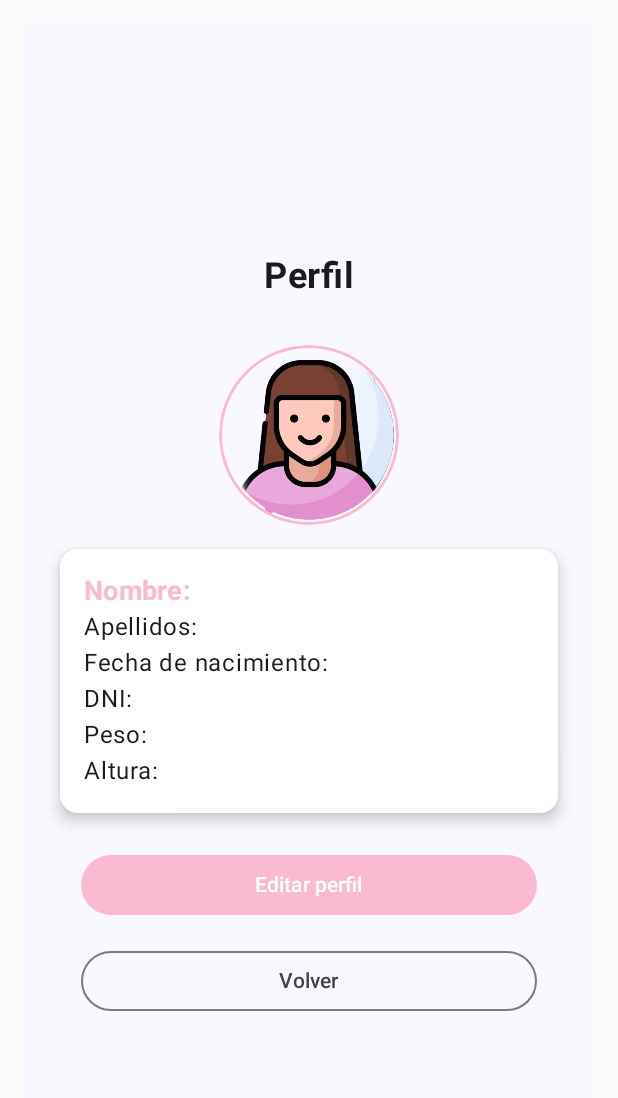
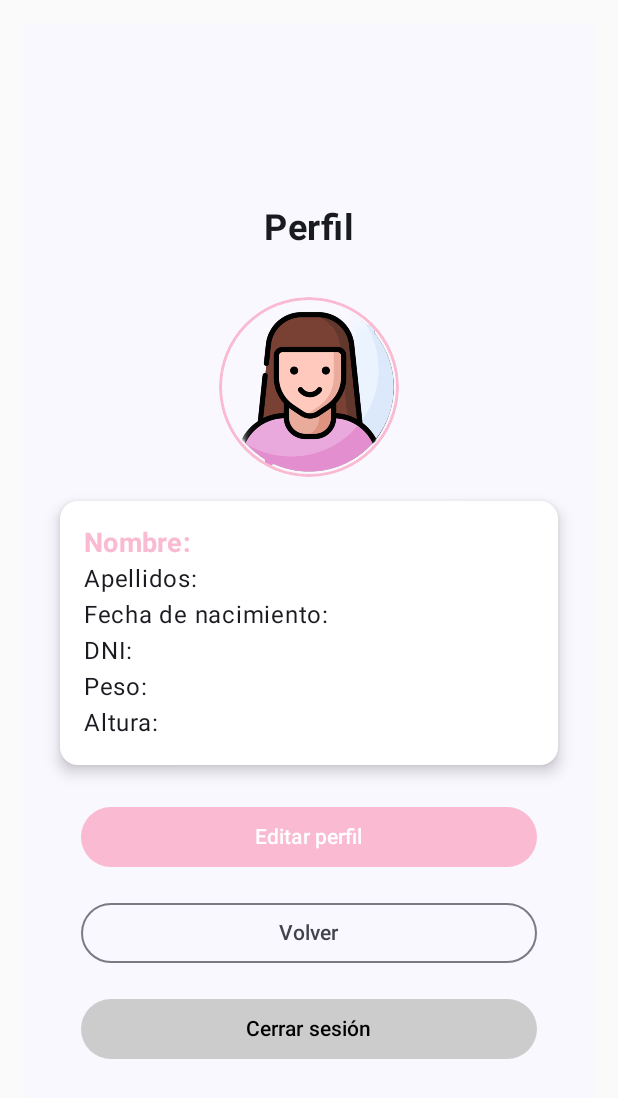
Before and after one commit to EA-12/CicloCare, an Android app built with Jetpack Compose: the BottomNavScreen screen opened through its navigation route, after a tap on "Perfil", on a phone screen of 412 x 824 dp. Shown: the top 1098 px of the screen. Run offline under Robolectric (Android 15) with nearby library versions, the phone set to English and light mode, and no system bars.

Commit message:
Editar perfil corregido. Fondo blanco con botón de cerrar sesión

```diff
--- a/app/src/main/java/com/example/ciclocare/ui/view/Perfil.kt
+++ b/app/src/main/java/com/example/ciclocare/ui/view/Perfil.kt
@@ -157,6 +157,31 @@ fun Perfil(
             ) {
                 Text("Volver")
             }
+            Spacer(modifier = Modifier.height(16.dp))
+
+            Button(
+                onClick = {
+                    // 1. Borrar el formulario en memoria
+                    UsuarioActual.formulario = Formulario()
+
+                    // 2. Borrar el formulario guardado
+                    CoroutineScope(Dispatchers.IO).launch {
+                        FormularioPrefs.guardarFormulario(context, Formulario()) // Guardamos vacío
+                    }
+
+                    // 3. Navegar a login (y limpiar el back stack)
+                    navController.navigate("login") {
+                        popUpTo("pantallaPrincipal") { inclusive = true }
+                    }
+                },
+                colors = ButtonDefaults.buttonColors(
+                    containerColor = Color.LightGray,
+                    contentColor = Color.Black
+                ),
+                modifier = Modifier.fillMaxWidth(0.8f)
+            ) {
+                Text("Cerrar sesión")
+            }
         }
     }
 }
```
